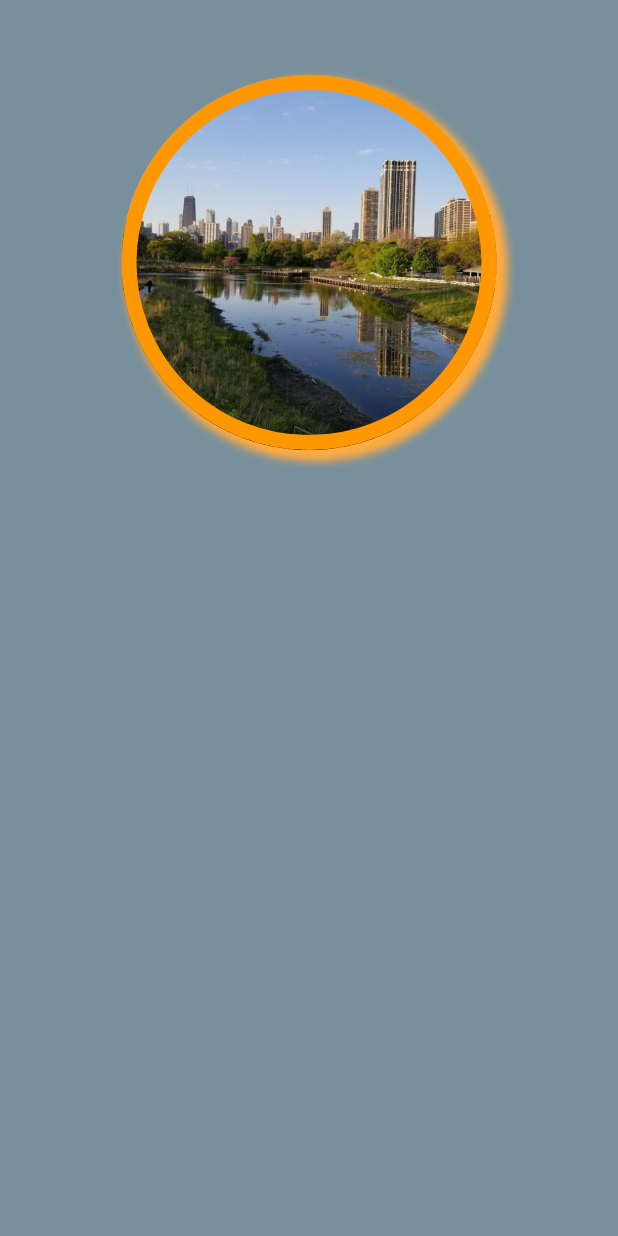
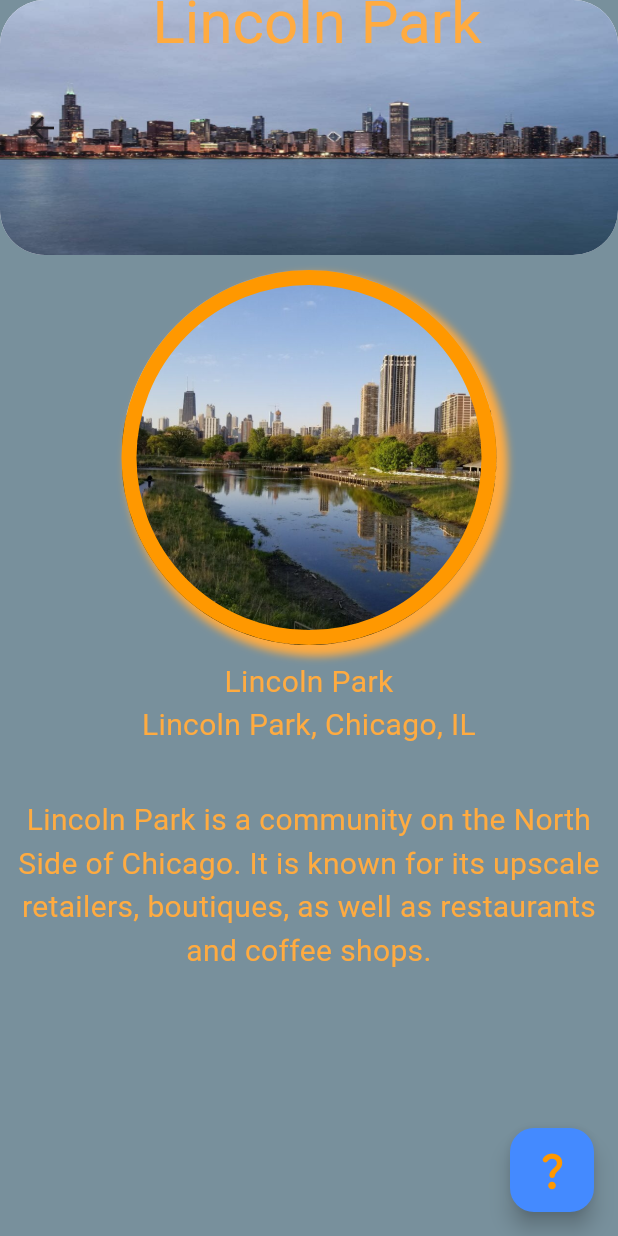
Before and after one commit to filip-toloczko/Chicago-Tourism-App, a Flutter app: the LincolnParkScreen screen opened by its route, on a phone screen of 412 x 824 dp. Run offline on Flutter 3.47's test engine with Material 3 defaults, Android fonts, the phone set to English and light mode, and no system bars.

Commit message:
loop and lincoln park done

```diff
--- a/lib/LincolnParkScreen.dart
+++ b/lib/LincolnParkScreen.dart
@@ -1,17 +1,78 @@
 import 'package:flutter/material.dart';
 
-class LincolnParkScreen extends StatelessWidget {
-  const LincolnParkScreen({super.key});
+class LincolnParkScreen extends StatefulWidget {
+  const LincolnParkScreen({Key? key}) : super(key: key);
+  @override
+  State<LincolnParkScreen> createState() => _LoopScreenState();
+}
+class _LoopScreenState extends State<LincolnParkScreen>{
+  int counter = 0;
+  String message = "Lincoln Park is a community on the North Side of Chicago. It is known for its upscale retailers, boutiques, as well as restaurants and coffee shops.";
+  String loopImage = "images/lincolnpark.png";
+
+  @override
+  void initState(){
+    super.initState();
+    message = "Lincoln Park is a community on the North Side of Chicago. It is known for its upscale retailers, boutiques, as well as restaurants and coffee shops.";
+    loopImage = "images/lincolnpark.png";
+  }
 
   @override
   Widget build(BuildContext context) {
+
+
+    void trivia(int i){
+      if(counter%2 == 0){
+        setState(() {
+          message = "Lincoln Park is a community on the North Side of Chicago. It is known for its upscale retailers, boutiques, as well as restaurants and coffee shops.";
+          loopImage = "images/lincolnpark.png";
+        });
+      }
+      else{
+        setState(() {
+          message = "Lincoln Park is home to the Lincoln Park Zoo, the fourth oldest zoo in North America. This zoo is also one of the only zoos in the country that do not charge admission.";
+          loopImage = "images/lincolnparktrivia.png";
+        });
+      }
+    }
     //
     return Scaffold(
       backgroundColor: Colors.blueGrey.shade400,
+      appBar: AppBar(
+        toolbarHeight: 170,
+        title: const Padding(
+          padding: EdgeInsets.only(
+            bottom: 140,
+          ),
+          child: Text(
+            '   Lincoln Park',
+            style: TextStyle(
+              fontSize: 40,
+              color: Colors.orangeAccent,
+            ),
+          ),
+        ),
+        flexibleSpace: Container(
+          decoration: const BoxDecoration(
+              image: DecorationImage(
+                image: AssetImage('images/chicagoproject1.png'),
+                fit: BoxFit.fill,
+              ),
+              borderRadius: BorderRadius.all(
+                Radius.circular(30),
+              )
+          ),
+        ),
+        shape: const RoundedRectangleBorder(
+            borderRadius: BorderRadius.all(
+              Radius.circular(30),
+            )
+        ),
+      ),
       body: Center(
         child: Column(
           children: <Widget>[
-            const Padding(padding: EdgeInsets.all(25.0)),
+            const Padding(padding: EdgeInsets.all(5.0)),
             Container(
               width: 250,
               height: 250,
@@ -26,7 +87,7 @@ class LincolnParkScreen extends StatelessWidget {
                 style: ElevatedButton.styleFrom(
                   elevation: 0,
                   padding: EdgeInsets.zero,
-                  shape: CircleBorder(),
+                  shape: const CircleBorder(),
                   backgroundColor: Colors.transparent,
                 ),
                 child: Hero(
@@ -37,8 +98,8 @@ class LincolnParkScreen extends StatelessWidget {
                     decoration: BoxDecoration(
                         shape: BoxShape.circle,
                         border: Border.all(color: Colors.orange, width: 10),
-                        image: const DecorationImage(
-                            image: AssetImage('images/lincolnpark.png'), fit: BoxFit.cover),
+                        image: DecorationImage(
+                            image: AssetImage(loopImage), fit: BoxFit.cover),
                         boxShadow: const [
                           BoxShadow(
                               color: Colors.orangeAccent,
@@ -49,8 +110,42 @@ class LincolnParkScreen extends StatelessWidget {
                   ),
                 ),
               ),
-            )
+            ),
+            const Padding(padding: EdgeInsets.all(5.0)),
+            const Text(
+              "Lincoln Park\nLincoln Park, Chicago, IL\n",
+              style: TextStyle(
+                fontSize: 20,
+                color: Colors.orangeAccent,
+              ),
+              textAlign: TextAlign.center,
+            ),
+            Padding(
+                padding: const EdgeInsets.all(5.5),
+                child: Text(
+                  message,
+                  style: const TextStyle(
+                    fontSize: 20,
+                    color: Colors.orangeAccent,
+                  ),
+                  textAlign: TextAlign.center,
+                ),
+            ),
           ],
+        ),
+      ),
+      floatingActionButton: FloatingActionButton(
+        onPressed: (){
+          Navigator.pushNamed(context, '/lincolnpark');
+        },
+        backgroundColor: Colors.blueAccent,
+        tooltip: "Trivia",
+        child: IconButton(
+          icon: const Icon(Icons.question_mark_rounded, size: 30, color: Colors.orange,),
+          onPressed: (){
+            counter++;
+            trivia(counter);
+          },
         ),
       ),
     );
```
Also changed, not shown: lib/FirstScreen.dart (+12 -12 lines), lib/LoopScreen.dart (+49 -18 lines), lib/LoopScreenTrivia.dart (deleted, +0 -122 lines), 2 other files.
